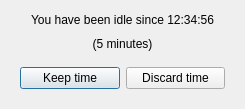
Old version of the form src/ui/linux/TogglDesktop/idlenotificationdialog.ui in the repository toggl-open-source/toggldesktop.
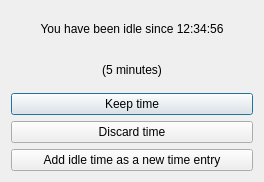
New version of the form.

Commit message: User can split idle time (linux)

```diff
--- a/src/ui/linux/TogglDesktop/idlenotificationdialog.ui
+++ b/src/ui/linux/TogglDesktop/idlenotificationdialog.ui
@@ -6,8 +6,8 @@
    <rect>
     <x>0</x>
     <y>0</y>
-    <width>245</width>
-    <height>109</height>
+    <width>264</width>
+    <height>182</height>
    </rect>
   </property>
   <property name="windowTitle">
@@ -35,9 +35,6 @@
     </widget>
    </item>
    <item>
-    <widget class="QWidget" name="widget" native="true">
-     <layout class="QHBoxLayout" name="horizontalLayout">
-      <item>
        <widget class="QPushButton" name="keepTimeButton">
         <property name="text">
          <string>Keep time</string>
@@ -51,7 +48,11 @@
         </property>
        </widget>
       </item>
-     </layout>
+   <item>
+    <widget class="QPushButton" name="pushButton">
+     <property name="text">
+      <string>Add idle time as a new time entry</string>
+     </property>
     </widget>
    </item>
   </layout>
```
Lines whose indentation alone changed are shown as unchanged. The commit also changes 4 other files.
